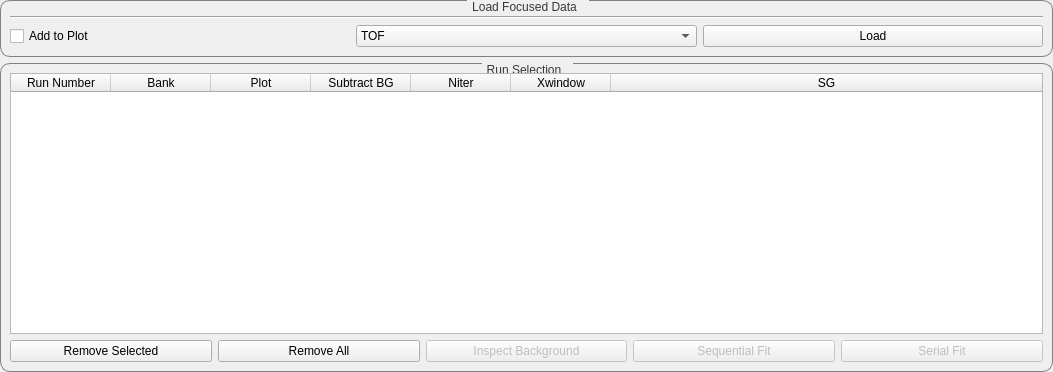
Old version of the form scripts/Engineering/gui/engineering_diffraction/tabs/fitting/data_handling/data_widget.ui in the repository mantidproject/mantid.
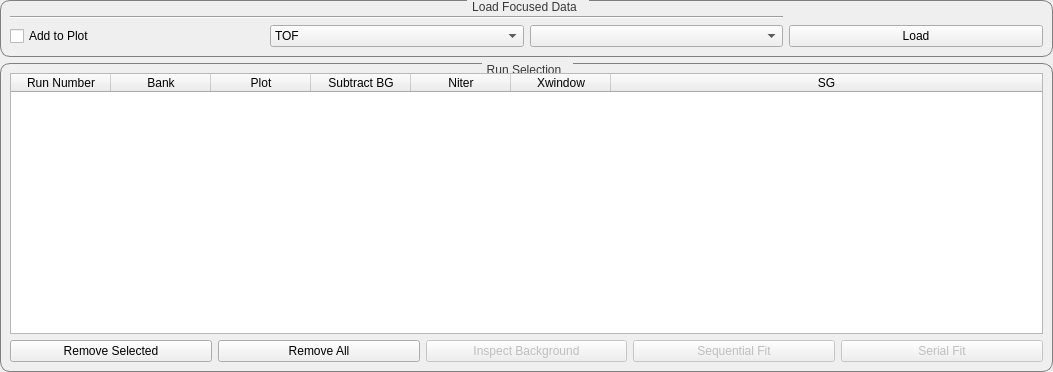
New version of the form. Custom widgets are drawn as their Qt base class.

Commit message:
Initial changes to support better file filters on Fitting tab
Add some methods to the FileFinderWidget to support using the
non-native widget
Use the non-native file browser widget in the fitting tab of the
engineering diffraction user interface because it supports more
sophisticated file filters eg based on units and\or bank

The edit to the form file:
```diff
--- a/scripts/Engineering/gui/engineering_diffraction/tabs/fitting/data_handling/data_widget.ui
+++ b/scripts/Engineering/gui/engineering_diffraction/tabs/fitting/data_handling/data_widget.ui
@@ -63,7 +63,7 @@
         <item row="0" column="0" colspan="3">
          <widget class="FileFinderWidget" name="finder_data" native="true"/>
         </item>
-        <item row="2" column="2">
+        <item row="2" column="3">
          <widget class="QPushButton" name="button_load">
           <property name="text">
            <string>Load</string>
@@ -84,6 +84,25 @@
           </item>
          </widget>
         </item>
+        <item row="2" column="2">
+         <widget class="QComboBox" name="combo_bank">
+          <item>
+           <property name="text">
+            <string></string>
+           </property>
+          </item>
+          <item>
+           <property name="text">
+            <string>North</string>
+           </property>
+          </item>
+          <item>
+           <property name="text">
+            <string>South</string>
+           </property>
+          </item>
+         </widget>
+        </item>
         <item row="2" column="0">
          <widget class="QCheckBox" name="check_addToPlot">
           <property name="text">
```
Left out of the diff: 2 changed lines with no effect on the pictures. The commit also changes 6 other files.
